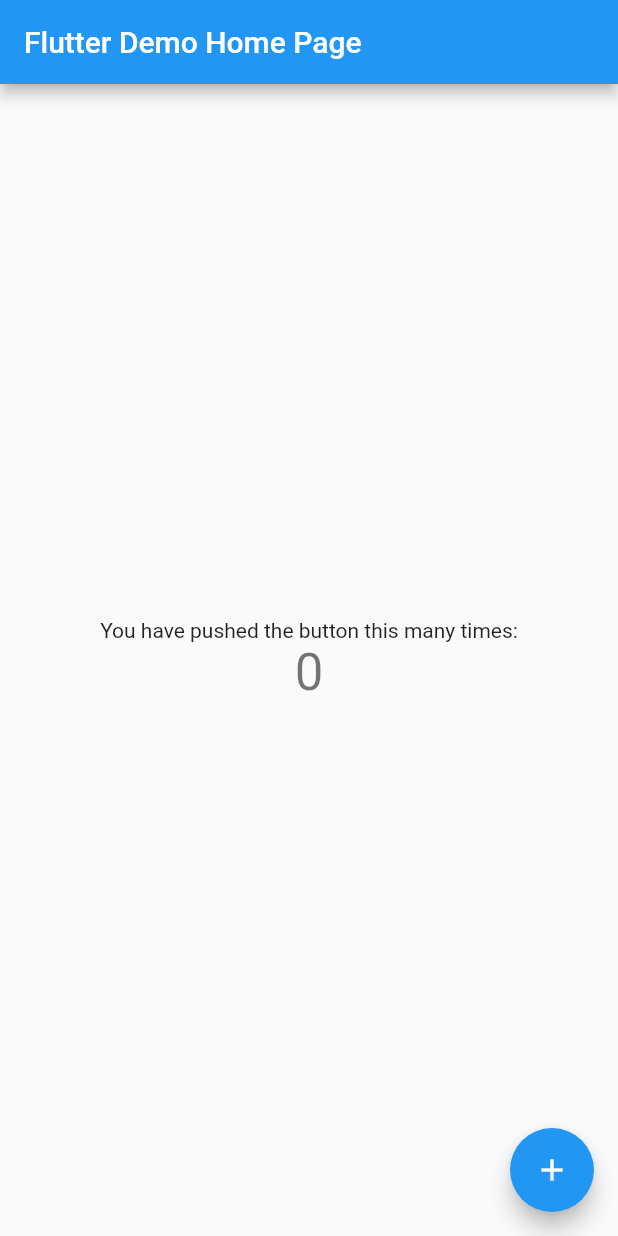
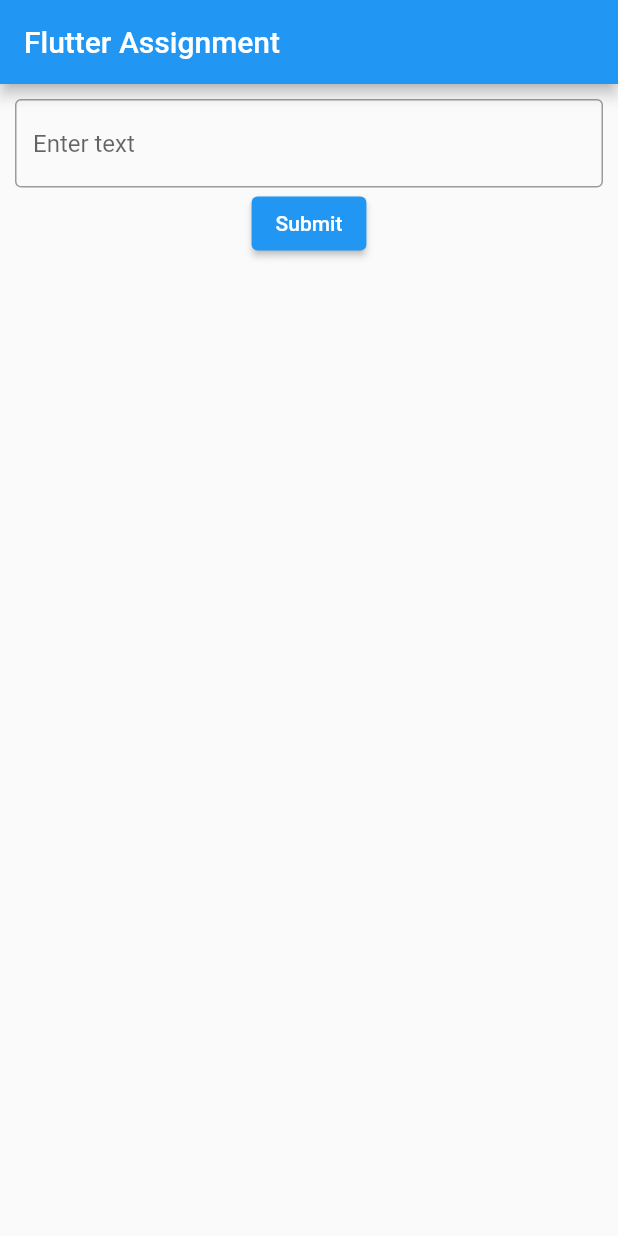
Before and after one commit to ignatiusyap/flutterlistapp, a Flutter app: the screen it shows after launch, on a phone screen of 412 x 824 dp. Run offline on Flutter 3.47's test engine with Material 2 defaults, Android fonts, the phone set to English and light mode, and no system bars.

Commit message:
Input box with validation and submit button done. Pending display of data
Left to create a global key to access the data within the widget. Maybe create another widget to display the data.

```diff
--- a/list_app/lib/main.dart
+++ b/list_app/lib/main.dart
@@ -11,105 +11,71 @@
   @override
   Widget build(BuildContext context) {
     return MaterialApp(
-      title: 'Flutter Demo',
+      title: 'Welcome to Flutter',
       theme: ThemeData(
-        // This is the theme of your application.
-        //
-        // Try running your application with "flutter run". You'll see the
-        // application has a blue toolbar. Then, without quitting the app, try
-        // changing the primarySwatch below to Colors.green and then invoke
-        // "hot reload" (press "r" in the console where you ran "flutter run",
-        // or simply save your changes to "hot reload" in a Flutter IDE).
-        // Notice that the counter didn't reset back to zero; the application
-        // is not restarted.
         primarySwatch: Colors.blue,
       ),
-      home: const MyHomePage(title: 'Flutter Demo Home Page'),
+      home: const InputForm(title: 'Flutter Assignment'),
     );
   }
 }
 
-class MyHomePage extends StatefulWidget {
-  const MyHomePage({Key? key, required this.title}) : super(key: key);
-
-  // This widget is the home page of your application. It is stateful, meaning
-  // that it has a State object (defined below) that contains fields that affect
-  // how it looks.
-
-  // This class is the configuration for the state. It holds the values (in this
-  // case the title) provided by the parent (in this case the App widget) and
-  // used by the build method of the State. Fields in a Widget subclass are
-  // always marked "final".
-
+class InputForm extends StatefulWidget {
+  const InputForm({Key? key, required this.title}) : super(key: key);
   final String title;
-
   @override
-  State<MyHomePage> createState() => _MyHomePageState();
+  InputFormState createState() => InputFormState();
 }
 
-class _MyHomePageState extends State<MyHomePage> {
-  int _counter = 0;
-
-  void _incrementCounter() {
-    setState(() {
-      // This call to setState tells the Flutter framework that something has
-      // changed in this State, which causes it to rerun the build method below
-      // so that the display can reflect the updated values. If we changed
-      // _counter without calling setState(), then the build method would not be
-      // called again, and so nothing would appear to happen.
-      _counter++;
-    });
-  }
-
+class InputFormState extends State<InputForm> {
+  late String _userInput;
+  final _formKey = GlobalKey<FormState>();
+  //final userInputData = GlobalKey<>;
   @override
   Widget build(BuildContext context) {
-    // This method is rerun every time setState is called, for instance as done
-    // by the _incrementCounter method above.
-    //
-    // The Flutter framework has been optimized to make rerunning build methods
-    // fast, so that you can just rebuild anything that needs updating rather
-    // than having to individually change instances of widgets.
     return Scaffold(
       appBar: AppBar(
-        // Here we take the value from the MyHomePage object that was created by
-        // the App.build method, and use it to set our appbar title.
         title: Text(widget.title),
       ),
-      body: Center(
-        // Center is a layout widget. It takes a single child and positions it
-        // in the middle of the parent.
+      body: Padding(
+        padding: const EdgeInsets.all(10.0),
+        child: Form(
+          key: _formKey,
           child: Column(
-          // Column is also a layout widget. It takes a list of children and
-          // arranges them vertically. By default, it sizes itself to fit its
-          // children horizontally, and tries to be as tall as its parent.
-          //
-          // Invoke "debug painting" (press "p" in the console, choose the
-          // "Toggle Debug Paint" action from the Flutter Inspector in Android
-          // Studio, or the "Toggle Debug Paint" command in Visual Studio Code)
-          // to see the wireframe for each widget.
-          //
-          // Column has various properties to control how it sizes itself and
-          // how it positions its children. Here we use mainAxisAlignment to
-          // center the children vertically; the main axis here is the vertical
-          // axis because Columns are vertical (the cross axis would be
-          // horizontal).
-          mainAxisAlignment: MainAxisAlignment.center,
             children: <Widget>[
-            const Text(
-              'You have pushed the button this many times:',
+              TextFormField(
+                autocorrect: true,
+                decoration: const InputDecoration(
+                  hintText: 'Enter text',
+                  // counterText: '0 characters',
+                  border: OutlineInputBorder(),
                 ),
-            Text(
-              '$_counter',
-              style: Theme.of(context).textTheme.headline4,
+                validator: (value) {
+                  if (value == null || value.isEmpty) {
+                    return 'Please enter some text';
+                  }
+                  return null;
+                },
+                onSaved: (value) => _userInput = value!,
               ),
+              ElevatedButton(
+                onPressed: _validInput,
+                child: const Text("Submit"),
+              )
             ],
           ),
         ),
-      floatingActionButton: FloatingActionButton(
-        onPressed: _incrementCounter,
-        tooltip: 'Increment',
-        child: const Icon(Icons.add),
-      ), // This trailing comma makes auto-formatting nicer for build methods.
+      ),
     );
+    //throw UnimplementedError();
+  }
+
+  _validInput() {
+    if (_formKey.currentState!.validate()) {
+      ScaffoldMessenger.of(context).showSnackBar(
+        const SnackBar(content: Text('Submitted Successfully')),
+      );
+      _formKey.currentState!.save();
     }
   }
+}
```
Also changed, not shown: list_app/lib/lmao.dart (added, +115 -0 lines). Lines whose indentation alone changed are shown as unchanged.
